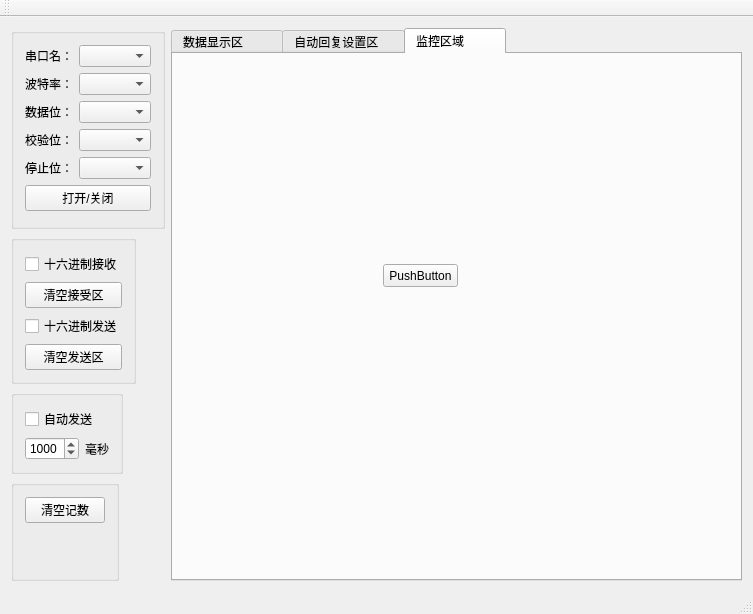
Above: MyCar_SerialV2.1/mainform.ui from LeatherWang/MyCar before the change. Below: the same form after it.
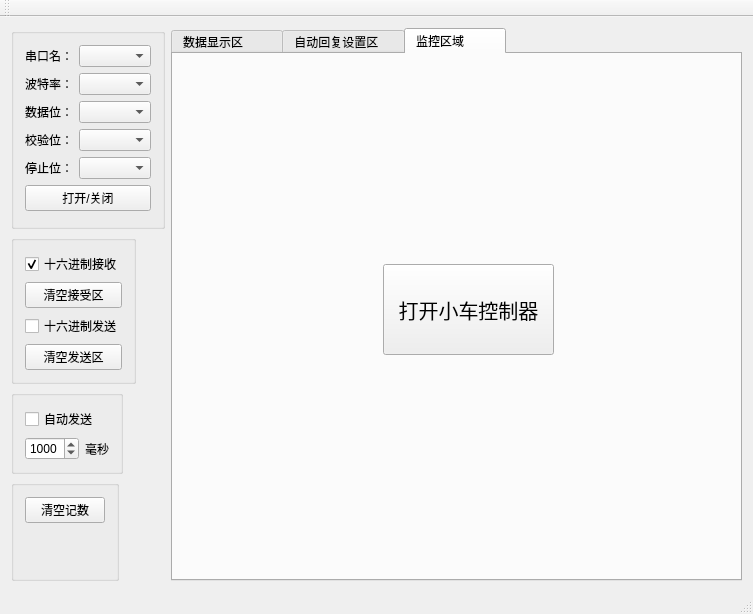
That is the form after the change. The open tabs and pages were chosen to show the change. Icons and pictures are not drawn.

Patch:
```diff
--- a/MyCar_SerialV2.1/mainform.ui
+++ b/MyCar_SerialV2.1/mainform.ui
@@ -130,6 +130,9 @@
            <property name="text">
             <string>十六进制接收</string>
            </property>
+           <property name="checked">
+            <bool>true</bool>
+           </property>
           </widget>
          </item>
          <item>
@@ -462,12 +465,17 @@
          <rect>
           <x>210</x>
           <y>210</y>
-          <width>75</width>
-          <height>23</height>
+          <width>171</width>
+          <height>91</height>
          </rect>
         </property>
+        <property name="font">
+         <font>
+          <pointsize>15</pointsize>
+         </font>
+        </property>
         <property name="text">
-         <string>PushButton</string>
+         <string>打开小车控制器</string>
         </property>
        </widget>
       </widget>
```
Left out of the diff: 2 changed lines with no effect on the pictures.
